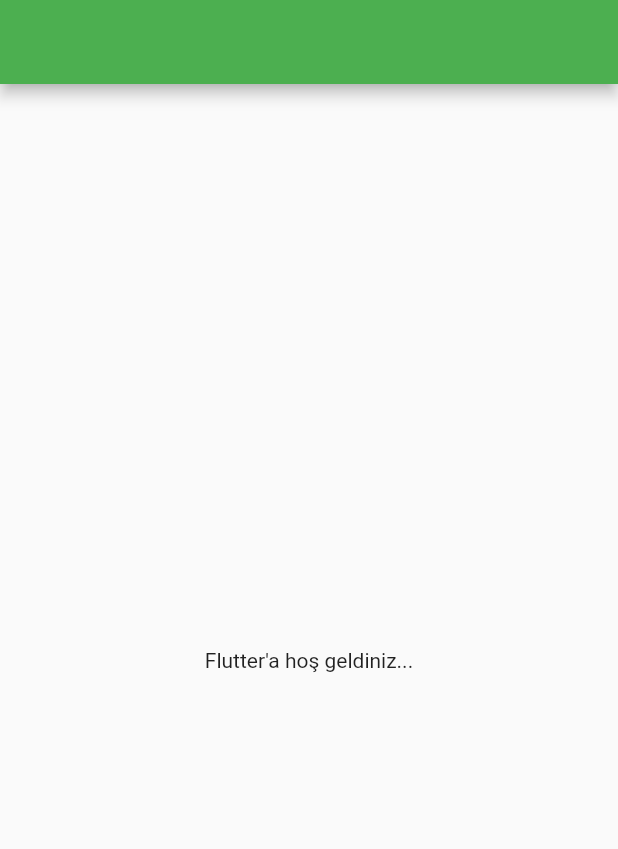
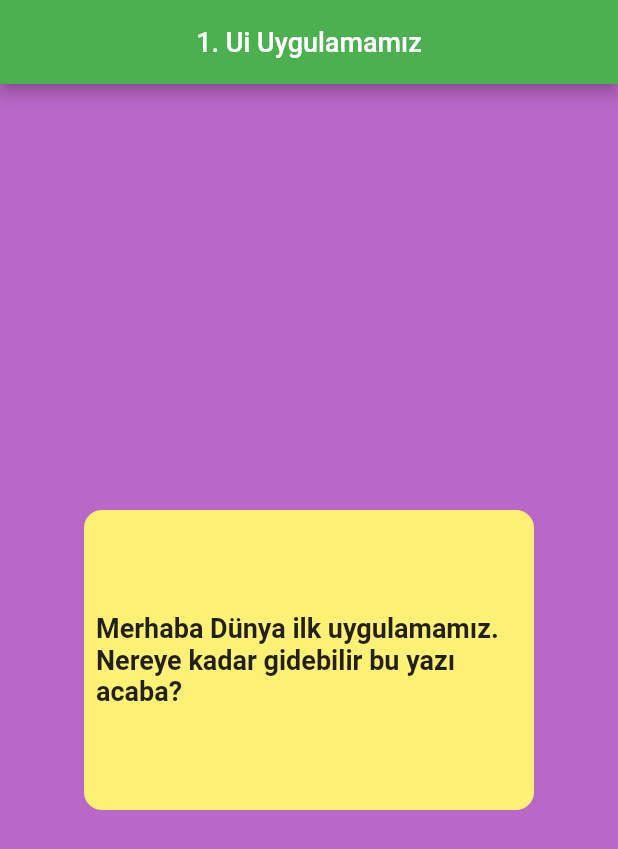
Before and after one commit to delilkerim/Sablon-Dosyamiz, a Flutter app: the screen it shows after launch, on a phone screen of 412 x 824 dp. Shown: the top 849 px of the screen. Run offline on Flutter 3.47's test engine with Material 2 defaults, Android fonts, the phone set to English and light mode, and no system bars.

Commit message:
İlk Uygulamamız

```diff
--- a/lib/main.dart
+++ b/lib/main.dart
@@ -11,9 +11,50 @@
       theme: ThemeData(
         primarySwatch: Colors.green,
       ),
-      home: Scaffold(
-          appBar: AppBar(),
-          body: Center(child: Text("Flutter'a hoş geldiniz..."))),
+      home: AnaSayfa(),
     );
   }
 }
+
+class AnaSayfa extends StatelessWidget {
+  const AnaSayfa({Key? key}) : super(key: key);
+
+  @override
+  Widget build(BuildContext context) {
+    return Scaffold(
+      backgroundColor: Colors.purple[300],
+      appBar: AppBar(
+        title: Text(
+          '1. Ui Uygulamamız',
+          style: TextStyle(
+            fontSize: 18.0,
+          ),
+        ),
+        centerTitle: true,
+      ),
+      body: Center(
+        child: Container(
+          alignment: Alignment.center,
+          // container'ımıza genişlik, yükseklik verdik.
+          height: 200,
+          width: 300,
+          // container'a sarı renk verildi ve kenarları yuvarlatıldı.
+          decoration: BoxDecoration(
+            color: Colors.yellow[300],
+            borderRadius: BorderRadius.circular(12.0),
+          ),
+          child: Padding(
+            padding: const EdgeInsets.all(8.0),
+            child: Text(
+              "Merhaba Dünya ilk uygulamamız. Nereye kadar gidebilir bu yazı acaba?",
+              style: TextStyle(
+                fontSize: 18.0,
+                fontWeight: FontWeight.bold,
+              ),
+            ),
+          ),
+        ),
+      ),
+    );
+  }
+}
```
